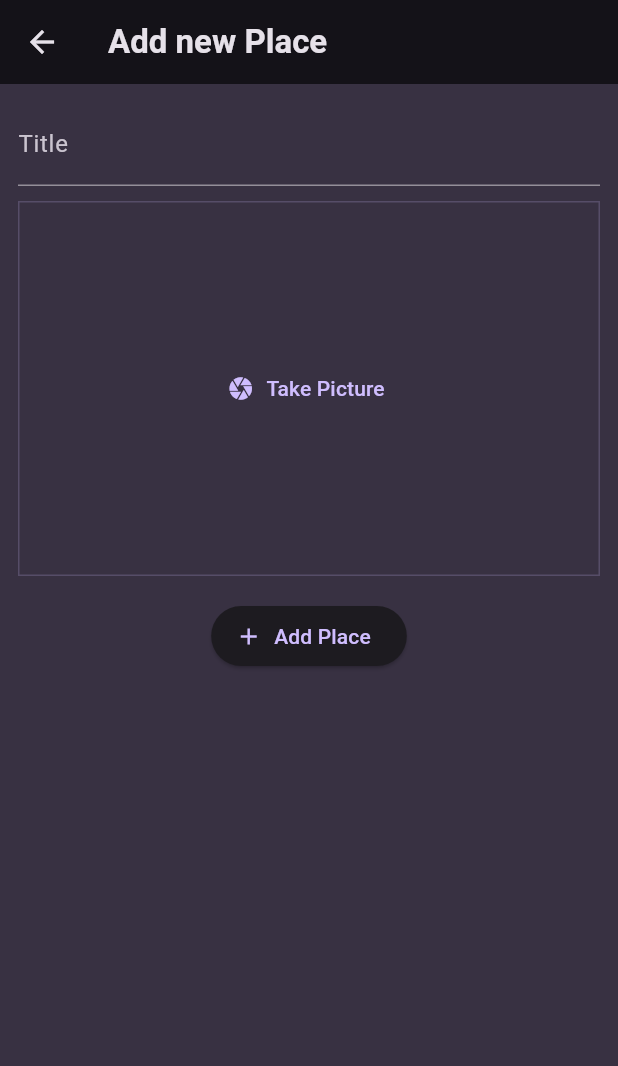
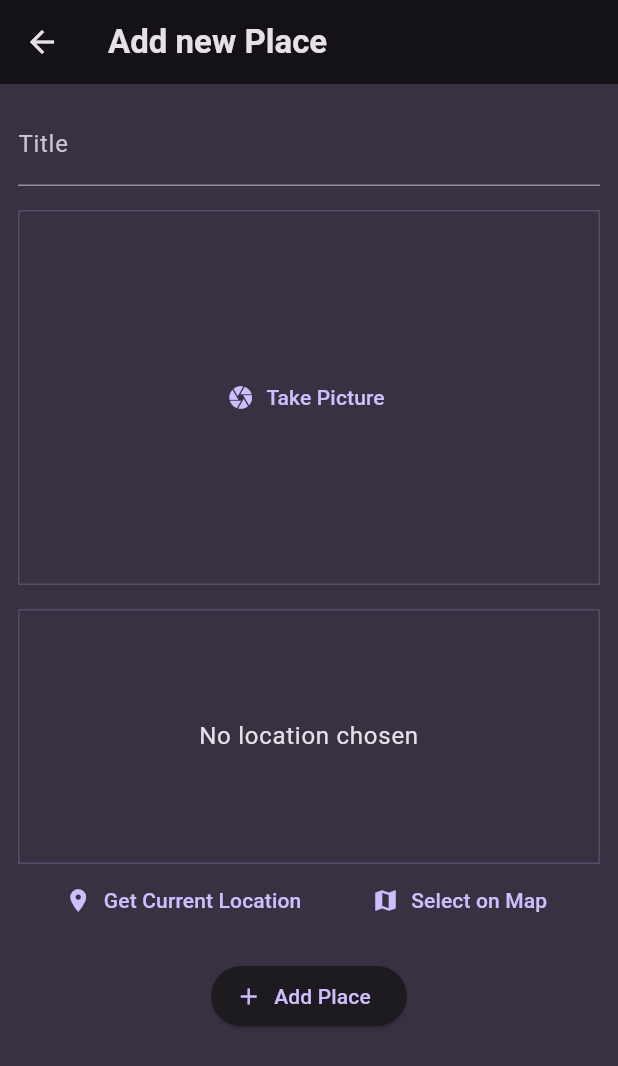
Before and after one commit to kamera846/flutter_favorite_places, a Flutter app: the AddPlaceScreen screen opened directly, on a phone screen of 412 x 824 dp. Shown: the top 1066 px of the screen. Run offline on Flutter 3.47's test engine with Material 3 defaults, Android fonts, the phone set to English and light mode, and no system bars; our stand-ins replace flutter_riverpod, google_fonts, image_picker.

Commit message:
Adding the "location" Package & Starting with the "Get Location" Input Widget

```diff
--- a/lib/screens/add_place.dart
+++ b/lib/screens/add_place.dart
@@ -3,6 +3,7 @@ import 'dart:io';
 import 'package:flutter/material.dart';
 import 'package:flutter_favorite_places/providers/user_places.dart';
 import 'package:flutter_favorite_places/widgets/image_input.dart';
+import 'package:flutter_favorite_places/widgets/location_input.dart';
 import 'package:flutter_riverpod/flutter_riverpod.dart';
 
 class AddPlaceScreen extends ConsumerStatefulWidget {
@@ -52,13 +53,17 @@ class _AddPlaceScreenState extends ConsumerState<AddPlaceScreen> {
               style: TextStyle(color: Theme.of(context).colorScheme.onSurface),
             ),
             const SizedBox(
-              height: 10,
+              height: 16,
             ),
             ImageInput(
               onPickImage: (image) {
                 _selectedImage = image;
               },
             ),
+            const SizedBox(
+              height: 16,
+            ),
+            const LocationInput(),
             const SizedBox(
               height: 16,
             ),
--- /dev/null
+++ b/lib/widgets/location_input.dart
@@ -0,0 +1,51 @@
+import 'package:flutter/material.dart';
+
+class LocationInput extends StatefulWidget {
+  const LocationInput({super.key});
+
+  @override
+  State<LocationInput> createState() => _LocationInputState();
+}
+
+class _LocationInputState extends State<LocationInput> {
+  @override
+  Widget build(BuildContext context) {
+    return Column(
+      children: [
+        Container(
+          decoration: BoxDecoration(
+            border: Border.all(
+              width: 1,
+              color: Theme.of(context).colorScheme.primary.withOpacity(0.2),
+            ),
+          ),
+          height: 170,
+          width: double.infinity,
+          alignment: Alignment.center,
+          child: Text(
+            'No location chosen',
+            textAlign: TextAlign.center,
+            style: Theme.of(context).textTheme.bodyLarge!.copyWith(
+                  color: Theme.of(context).colorScheme.onSurface,
+                ),
+          ),
+        ),
+        Row(
+          mainAxisAlignment: MainAxisAlignment.spaceEvenly,
+          children: [
+            TextButton.icon(
+              onPressed: () {},
+              label: const Text('Get Current Location'),
+              icon: const Icon(Icons.location_on),
+            ),
+            TextButton.icon(
+              onPressed: () {},
+              label: const Text('Select on Map'),
+              icon: const Icon(Icons.map),
+            ),
+          ],
+        )
+      ],
+    );
+  }
+}
--- a/pubspec.yaml
+++ b/pubspec.yaml
@@ -12,6 +12,7 @@ dependencies:
   flutter_riverpod: ^2.6.1
   google_fonts: ^6.2.1
   image_picker: ^1.1.2
+  location: ^7.0.1
   uuid: ^4.5.1
 
 dev_dependencies:
```
Also changed, not shown: pubspec.lock, 3 other files.
